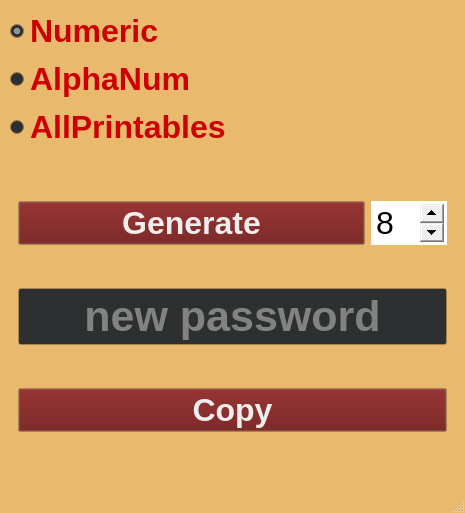
pinguXpingu/password-generator-cpp, file mainwindow.ui: the form before one commit.
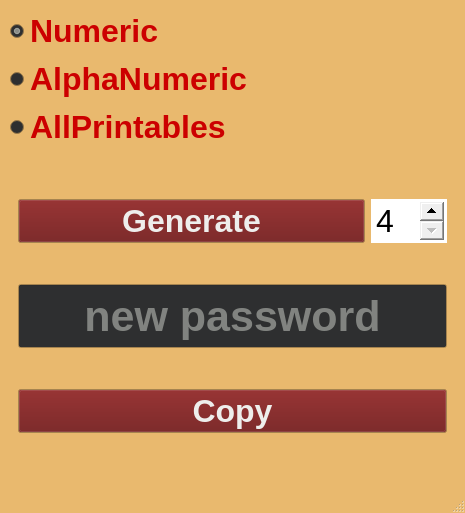
The form after the commit. Icons and pictures are not drawn.

The edit to the form file:
```diff
--- a/mainwindow.ui
+++ b/mainwindow.ui
@@ -224,7 +224,6 @@
   <property name="font">
    <font>
     <pointsize>12</pointsize>
-    <weight>75</weight>
     <bold>true</bold>
    </font>
   </property>
@@ -267,6 +266,34 @@
        <widget class="QStackedWidget" name="stackedWidget">
         <widget class="QWidget" name="Page1_2">
          <layout class="QGridLayout" name="gridLayout">
+          <item row="1" column="0">
+           <widget class="QLineEdit" name="lineEdit">
+            <property name="minimumSize">
+             <size>
+              <width>0</width>
+              <height>64</height>
+             </size>
+            </property>
+            <property name="font">
+             <font>
+              <pointsize>32</pointsize>
+              <bold>true</bold>
+             </font>
+            </property>
+            <property name="focusPolicy">
+             <enum>Qt::NoFocus</enum>
+            </property>
+            <property name="alignment">
+             <set>Qt::AlignCenter</set>
+            </property>
+            <property name="readOnly">
+             <bool>true</bool>
+            </property>
+            <property name="placeholderText">
+             <string>new password</string>
+            </property>
+           </widget>
+          </item>
           <item row="0" column="0">
            <layout class="QHBoxLayout" name="horizontalLayout">
             <item>
@@ -274,7 +301,6 @@
               <property name="font">
                <font>
                 <pointsize>24</pointsize>
-                <weight>75</weight>
                 <bold>true</bold>
                </font>
               </property>
@@ -315,7 +341,6 @@
               <property name="font">
                <font>
                 <pointsize>24</pointsize>
-                <weight>50</weight>
                 <bold>false</bold>
                </font>
               </property>
@@ -333,41 +358,20 @@
                <number>4</number>
               </property>
               <property name="maximum">
-               <number>24</number>
+               <number>32</number>
               </property>
               <property name="value">
-               <number>8</number>
+               <number>4</number>
               </property>
              </widget>
             </item>
            </layout>
           </item>
-          <item row="1" column="0">
-           <widget class="QLineEdit" name="lineEdit">
-            <property name="font">
-             <font>
-              <pointsize>32</pointsize>
-              <weight>75</weight>
-              <bold>true</bold>
-             </font>
-            </property>
-            <property name="alignment">
-             <set>Qt::AlignCenter</set>
-            </property>
-            <property name="readOnly">
-             <bool>true</bool>
-            </property>
-            <property name="placeholderText">
-             <string>new password</string>
-            </property>
-           </widget>
-          </item>
           <item row="2" column="0">
            <widget class="QPushButton" name="pushButton_2">
             <property name="font">
              <font>
               <pointsize>24</pointsize>
-              <weight>75</weight>
               <bold>true</bold>
              </font>
             </property>
@@ -432,12 +436,11 @@
            <property name="font">
             <font>
              <pointsize>24</pointsize>
-             <weight>75</weight>
              <bold>true</bold>
             </font>
            </property>
            <property name="text">
-            <string notr="true">AlphaNum</string>
+            <string notr="true">AlphaNumeric</string>
            </property>
            <property name="checked">
             <bool>false</bool>
```
Left out of the diff: 14 changed lines with no effect on the pictures.
